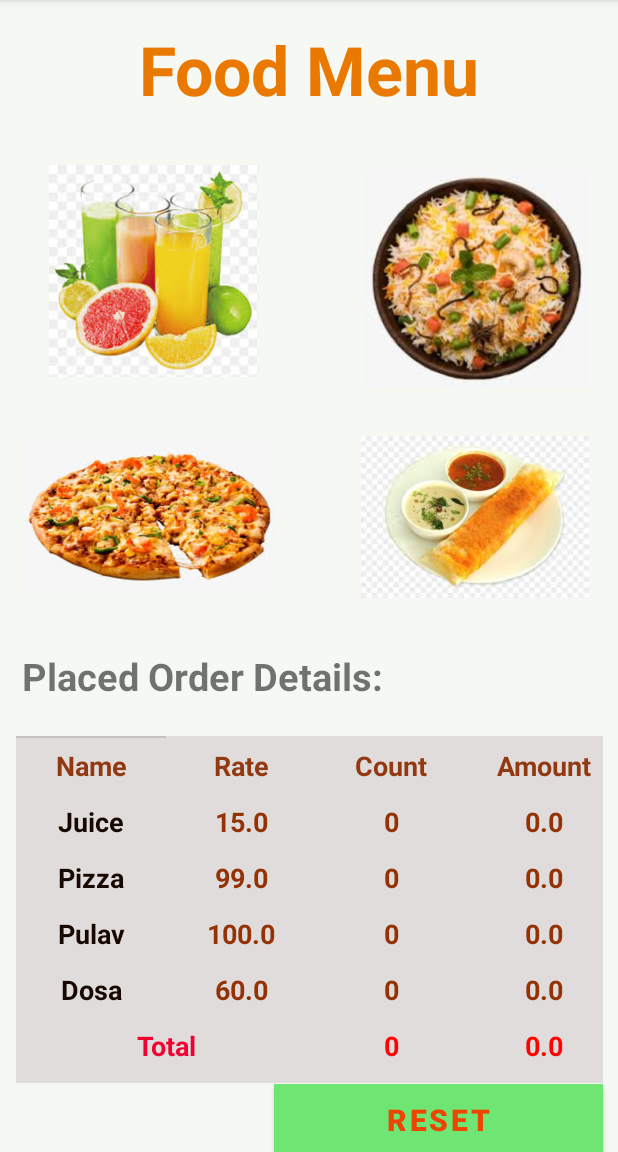
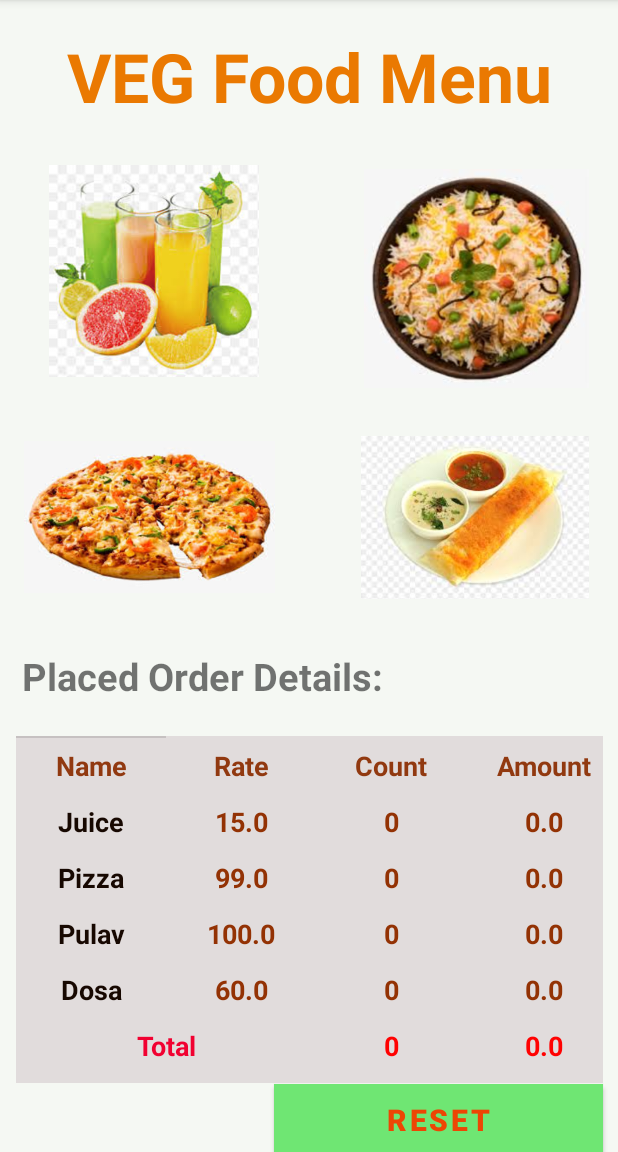
Before and after one commit to mbharti321/androidLabTest2, an Android app: the VegFood screen opened directly, with no data from a screen before it, on a phone screen of 412 x 824 dp, the part 84-1236 px from its top. Run offline under Robolectric (Android 15) with nearby library versions, the phone set to English and light mode, and no system bars.

Commit message:
add lab2Test MTRFOODS

```diff
--- a/Lab2MTRFoods/app/src/main/java/com/example/lab2mtrfoods/MainActivity.java
+++ b/Lab2MTRFoods/app/src/main/java/com/example/lab2mtrfoods/MainActivity.java
@@ -61,7 +61,7 @@ public class MainActivity extends AppCompatActivity {
     public void BookFood(View view)
     {
         //Redirect activity to dashboard
-        redirectActivity(this,MainActivity.class);
+        redirectActivity(this,VegFood.class);
     }
 
     public static void redirectActivity(Activity activity, Class aclass)
--- a/Lab2MTRFoods/app/src/main/res/layout/activity_veg_food.xml
+++ b/Lab2MTRFoods/app/src/main/res/layout/activity_veg_food.xml
@@ -62,8 +62,8 @@
 
     <TextView
         android:id="@+id/textView"
-        android:layout_width="273dp"
-        android:layout_height="79dp"
+        android:layout_width="350dp"
+        android:layout_height="89dp"
         android:gravity="center"
         android:text="@string/food_menu"
         android:textColor="#EA7901"
--- a/Lab2MTRFoods/app/src/main/res/values/strings.xml
+++ b/Lab2MTRFoods/app/src/main/res/values/strings.xml
@@ -15,6 +15,6 @@
 
     <string name="place_order">Place Order</string>
     <string name="see_details">See Details</string>
-    <string name="food_menu">Food Menu</string>
+    <string name="food_menu">VEG Food Menu</string>
 
 </resources>
```
Also changed, not shown: Lab2MTRFoods/app/src/main/java/com/example/lab2mtrfoods/ContactUs.java (+4 -4 lines).
